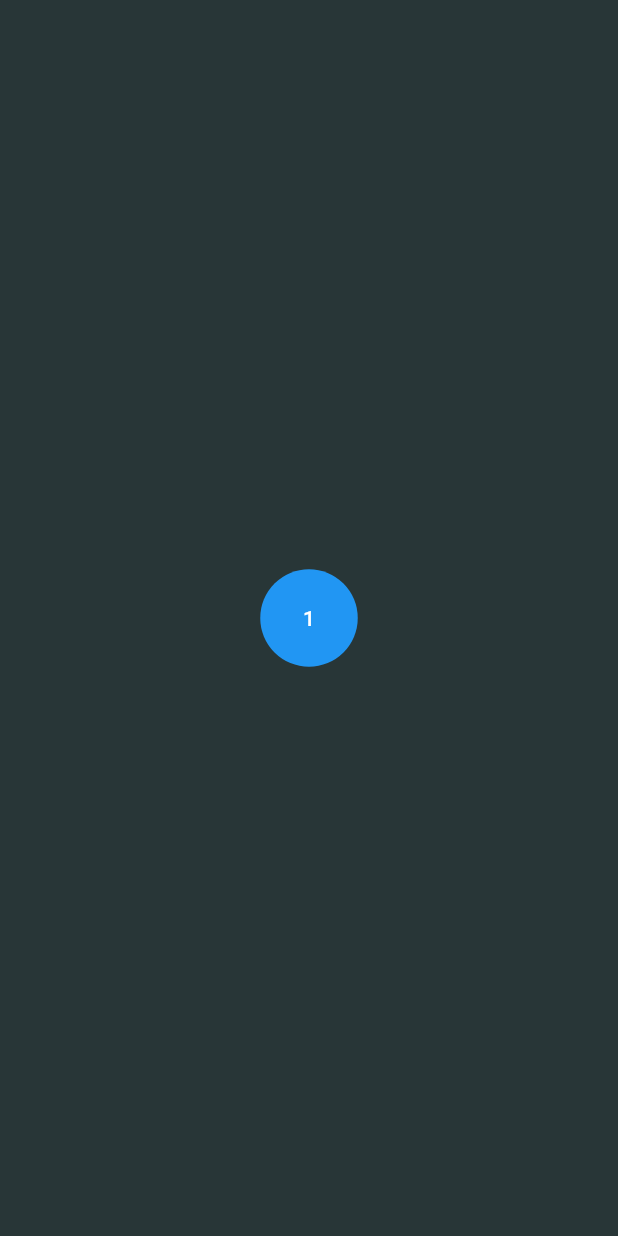
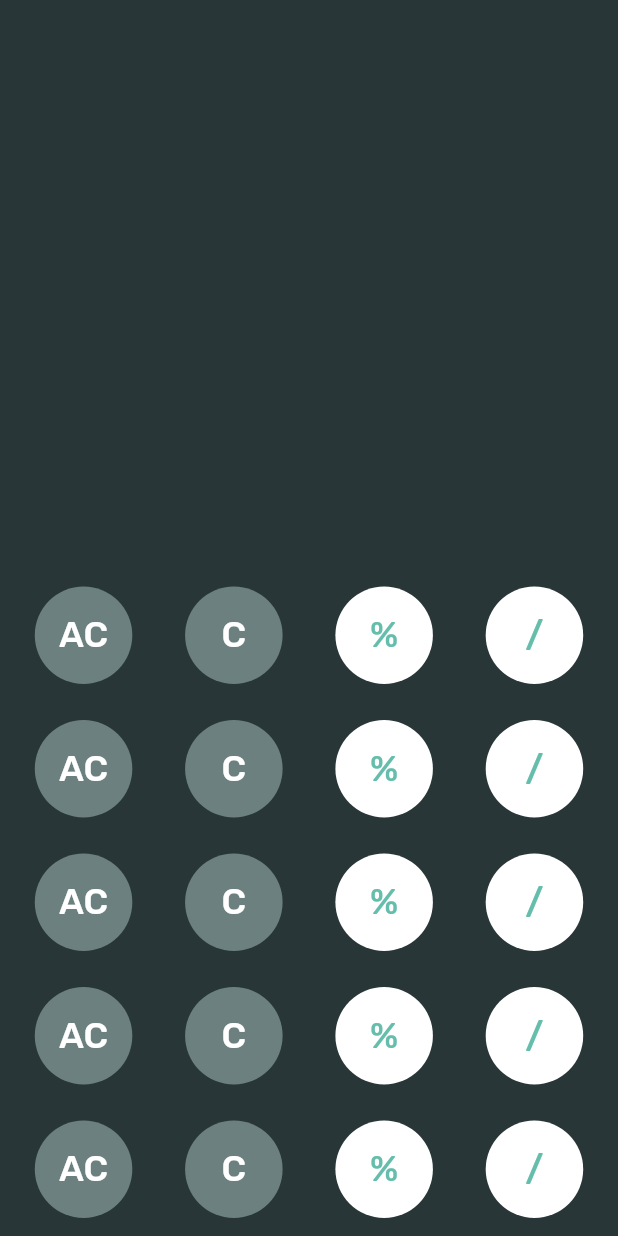
Before and after one commit to Mustafa-alsoffi/lite_calculator, a Flutter app: the screen it shows after launch, on a phone screen of 412 x 824 dp. Run offline on Flutter 3.47's test engine with Material 2 defaults, Android fonts, the light colour scheme and no system bars; our stand-ins replace google_fonts.

Commit message:
Full set of buttons

```diff
--- a/lib/main.dart
+++ b/lib/main.dart
@@ -7,13 +7,135 @@ void main() {
 
 class CalcApp extends StatelessWidget {
   // This widget is the root of your application.
+  final int btnUIColorGray = 0xFF6C807F;
+  final int btnUIColorWhite = 0xFFFFFFFF;
+  final int greenTextColor = 0xFF65BDAC;
   @override
   Widget build(BuildContext context) {
     return MaterialApp(
       title: 'Lite Calculator',
       home: Scaffold(
         backgroundColor: Color(0xFF283637),
-        body: Center(child: CalcButton(text: '1')),
+        body: Column(
+          mainAxisAlignment: MainAxisAlignment.end,
+          children: [
+            Row(
+              mainAxisAlignment: MainAxisAlignment.spaceEvenly,
+              children: [
+                CalcButton(
+                  text: 'AC',
+                  fillColor: btnUIColorGray,
+                ),
+                CalcButton(
+                  text: 'C',
+                  fillColor: btnUIColorGray,
+                ),
+                CalcButton(
+                  text: '%',
+                  fillColor: btnUIColorWhite,
+                  textColor: greenTextColor,
+                ),
+                CalcButton(
+                  text: '/',
+                  fillColor: btnUIColorWhite,
+                  textColor: greenTextColor,
+                ),
+              ],
+            ),
+            Row(
+              mainAxisAlignment: MainAxisAlignment.spaceEvenly,
+              children: [
+                CalcButton(
+                  text: 'AC',
+                  fillColor: 0xFF6C807F,
+                ),
+                CalcButton(
+                  text: 'C',
+                  fillColor: 0xFF6C807F,
+                ),
+                CalcButton(
+                  text: '%',
+                  fillColor: 0xFFFFFFFF,
+                  textColor: 0xFF65BDAC,
+                ),
+                CalcButton(
+                  text: '/',
+                  fillColor: 0xFFFFFFFF,
+                  textColor: 0xFF65BDAC,
+                ),
+              ],
+            ),
+            Row(
+              mainAxisAlignment: MainAxisAlignment.spaceEvenly,
+              children: [
+                CalcButton(
+                  text: 'AC',
+                  fillColor: 0xFF6C807F,
+                ),
+                CalcButton(
+                  text: 'C',
+                  fillColor: 0xFF6C807F,
+                ),
+                CalcButton(
+                  text: '%',
+                  fillColor: 0xFFFFFFFF,
+                  textColor: 0xFF65BDAC,
+                ),
+                CalcButton(
+                  text: '/',
+                  fillColor: 0xFFFFFFFF,
+                  textColor: 0xFF65BDAC,
+                ),
+              ],
+            ),
+            Row(
+              mainAxisAlignment: MainAxisAlignment.spaceEvenly,
+              children: [
+                CalcButton(
+                  text: 'AC',
+                  fillColor: 0xFF6C807F,
+                ),
+                CalcButton(
+                  text: 'C',
+                  fillColor: 0xFF6C807F,
+                ),
+                CalcButton(
+                  text: '%',
+                  fillColor: 0xFFFFFFFF,
+                  textColor: 0xFF65BDAC,
+                ),
+                CalcButton(
+                  text: '/',
+                  fillColor: 0xFFFFFFFF,
+                  textColor: 0xFF65BDAC,
+                ),
+              ],
+            ),
+            Row(
+              mainAxisAlignment: MainAxisAlignment.spaceEvenly,
+              children: [
+                CalcButton(
+                  text: 'AC',
+                  fillColor: 0xFF6C807F,
+                ),
+                CalcButton(
+                  text: 'C',
+                  fillColor: 0xFF6C807F,
+                ),
+                CalcButton(
+                  text: '%',
+                  fillColor: 0xFFFFFFFF,
+                  textColor: 0xFF65BDAC,
+                ),
+                CalcButton(
+                  text: '/',
+                  fillColor: 0xFFFFFFFF,
+                  textColor: 0xFF65BDAC,
+                ),
+              ],
+            ),
+          ],
+        ),
       ),
     );
   }
--- a/lib/widgets/CalcButton.dart
+++ b/lib/widgets/CalcButton.dart
@@ -1,20 +1,38 @@
 import 'package:flutter/material.dart';
+import 'package:google_fonts/google_fonts.dart';
 
 class CalcButton extends StatelessWidget {
   final String text;
-  const CalcButton({Key? key, required this.text}) : super(key: key);
+  final int? fillColor;
+  final int textColor;
+  final double textSize;
+  const CalcButton({
+    Key? key,
+    this.fillColor,
+    required this.text,
+    this.textColor = 0xFFFFFFFF,
+    this.textSize = 24.00,
+  }) : super(key: key);
 
   @override
   Widget build(BuildContext context) {
-    return SizedBox(
-      width: 65,
-      height: 65,
-          child: TextButton(child: Text(text), onPressed: () {},
-       style: TextButton.styleFrom(
-       backgroundColor: Colors.blue,
-       primary: Colors.white,
-       shape: RoundedRectangleBorder(borderRadius: BorderRadius.circular(50))),),
+    return Container(
+      margin: EdgeInsets.all(12),
+      child: SizedBox(
+        width: 65,
+        height: 65,
+        child: TextButton(
+          child: Text(text,
+              style: GoogleFonts.rubik(
+                  textStyle: TextStyle(fontSize: 24), fontSize: textSize)),
+          onPressed: () {},
+          style: TextButton.styleFrom(
+              backgroundColor: fillColor != null ? Color(fillColor!) : null,
+              primary: Color(textColor),
+              shape: RoundedRectangleBorder(
+                  borderRadius: BorderRadius.circular(50))),
+        ),
+      ),
     );
-
   }
 }
```
Also changed, not shown: pubspec.yaml (+2 -11 lines), pubspec.lock.
